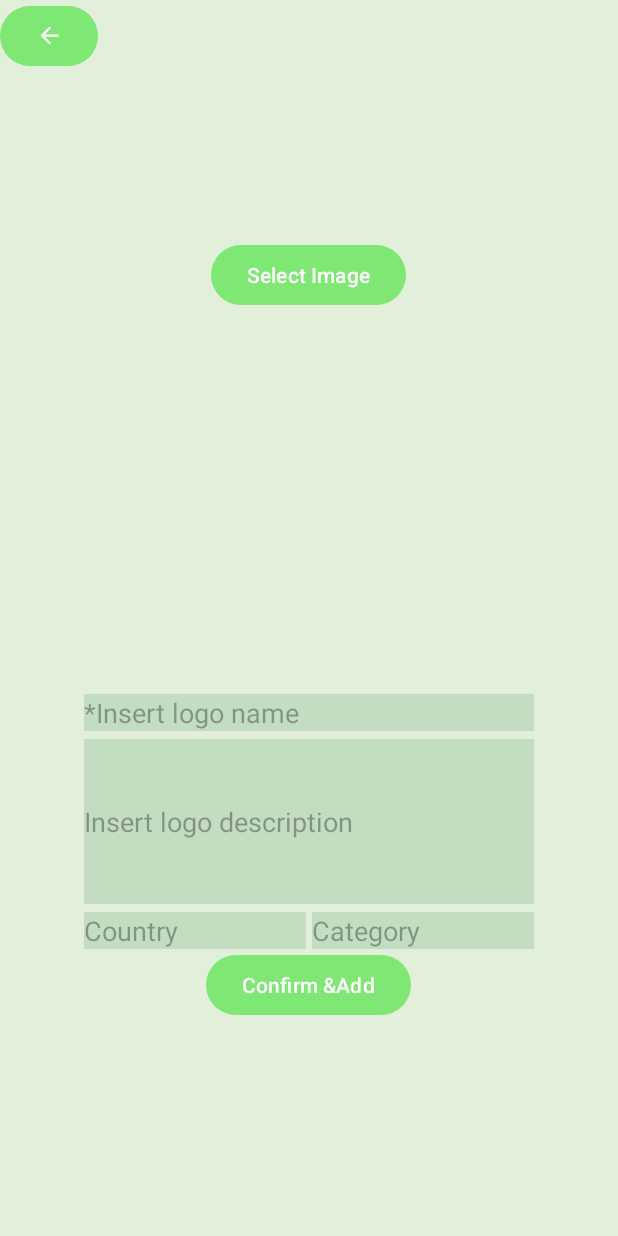
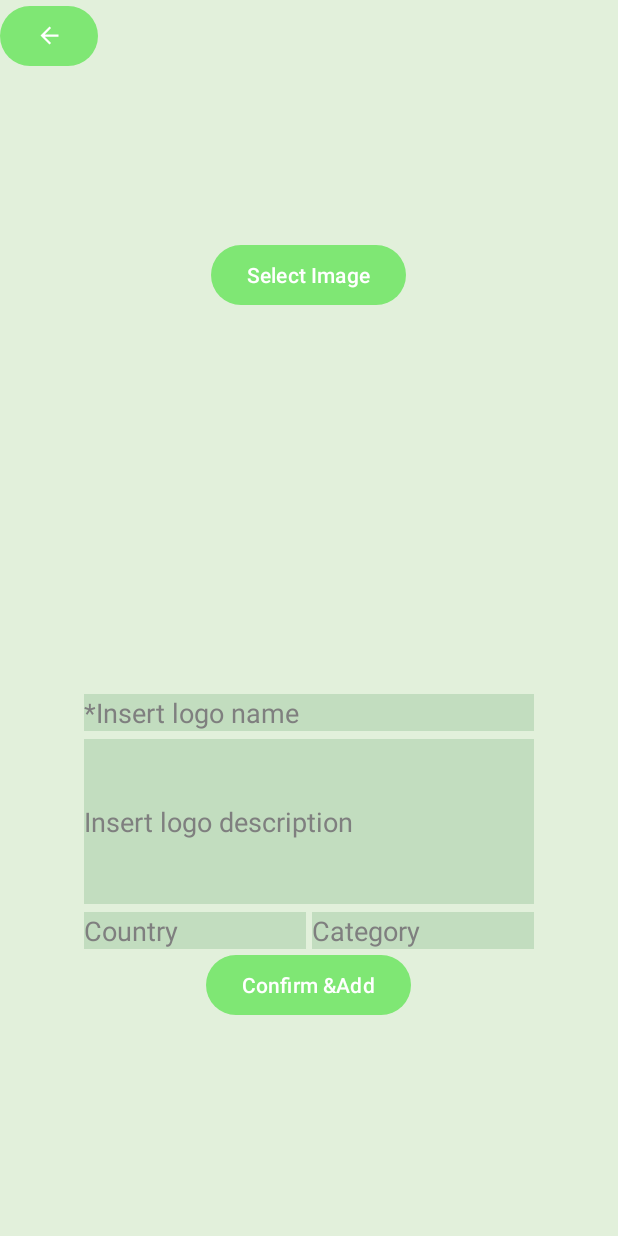
Before and after one commit to Martin-Toma/LogoQuizITU, an Android app: the fragment AddLogoFragment placed in its activity, on a phone screen of 412 x 824 dp. Run offline under Robolectric (Android 15) with nearby library versions, the phone set to English and light mode, and no system bars; our stand-ins replace Room's generated code; pictures from the network do not load.

Commit message:
feat: custom colors in whole app fix: unified color for dark in item_image.xml

```diff
--- a/app/src/main/res/layout/fragment_add_logo.xml
+++ b/app/src/main/res/layout/fragment_add_logo.xml
@@ -49,6 +49,7 @@
             android:background="@color/background_darker"
             android:layout_marginTop="5dp"
             android:layout_gravity="center"
+            android:textColorHint="@color/hintGrey"
             android:hint="*Insert logo name" />
 
         <EditText
@@ -58,6 +59,7 @@
             android:background="@color/background_darker"
             android:layout_marginTop="5dp"
             android:layout_gravity="center"
+            android:textColorHint="@color/hintGrey"
             android:hint="Insert logo description"
             android:inputType="textMultiLine"
             android:lines="5"
@@ -75,6 +77,7 @@
                 android:layout_width="148dp"
                 android:layout_height="wrap_content"
                 android:background="@color/background_darker"
+                android:textColorHint="@color/hintGrey"
                 android:hint="Country" />
             <EditText
                 android:id="@+id/categoryEditText"
@@ -82,6 +85,7 @@
                 android:layout_height="wrap_content"
                 android:layout_marginLeft="4dp"
                 android:background="@color/background_darker"
+                android:textColorHint="@color/hintGrey"
                 android:hint="Category" />
         </LinearLayout>
         <Button
--- a/app/src/main/res/layout/item_image.xml
+++ b/app/src/main/res/layout/item_image.xml
@@ -44,7 +44,8 @@
                 android:layout_width="wrap_content"
                 android:layout_height="wrap_content"
                 android:layout_marginTop="8dp"
-                android:textSize="16sp" />
+                android:textColor="@color/black"
+                android:textSize="20sp" />
         </LinearLayout>
 
         <LinearLayout
--- a/app/src/main/res/values/colors.xml
+++ b/app/src/main/res/values/colors.xml
@@ -5,4 +5,5 @@
     <color name="background_darker">#C2DDBF</color>
     <color name="background_lighter">#E2F0DB</color>
     <color name="primeGreen">#7FE774</color>
+    <color name="hintGrey">#7F7F7F</color>
 </resources>
```
